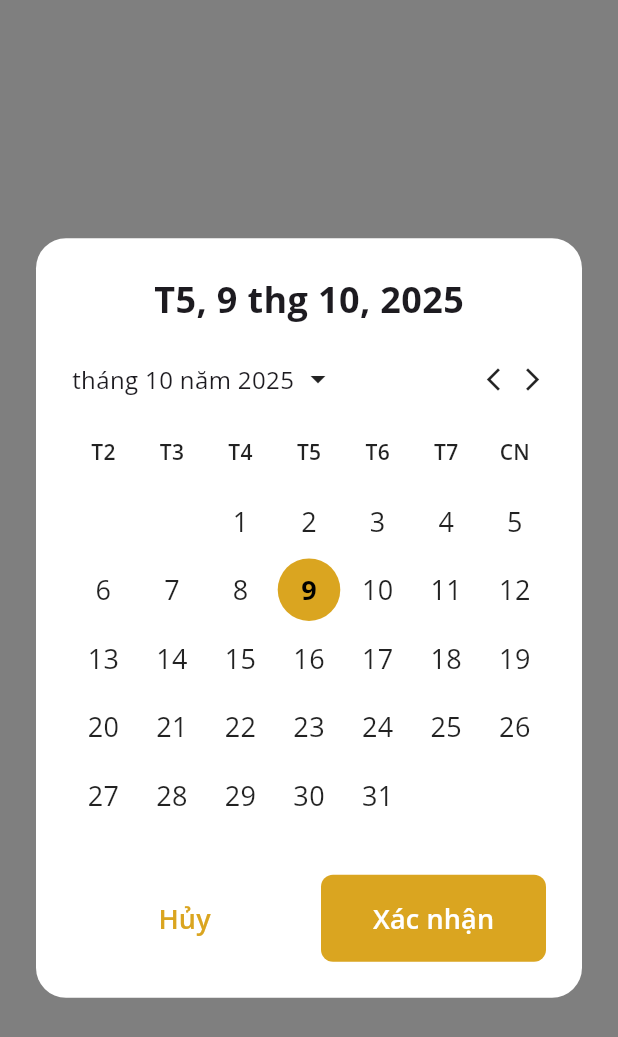
After one commit to quocdat2806/kmonie, a Flutter app: the DatePickerScreen screen opened directly, on a phone screen of 412 x 824 dp. The commit adds this screen. Shown: the top 1037 px of the screen. Run offline on Flutter 3.47's test engine with Material 3 defaults, Android fonts, the phone set to English and light mode, and no system bars; our stand-ins replace bloc, bloc_concurrency, cached_network_image, connectivity_plus, dartz, device_info_plus and 17 more; missing offline and left inert: flutter_stripe; accounts and stored records are empty; generated files the repository leaves out were written again; network calls fail.

Commit message:
refactor code

```diff
--- a/lib/core/util/date.dart
+++ b/lib/core/util/date.dart
@@ -11,6 +11,9 @@ class AppDateUtils {
 
   static String formatDate(DateTime date) {
     return DateFormat('d MMM yyyy', 'vi_VN').format(date);
+  }
+  static String formatDateMonthAndDay(DateTime date) {
+    return DateFormat('d MMM', 'vi_VN').format(date);
   }
 
   static String formatFullDate(DateTime date) {
--- a/lib/presentation/bloc/transaction_actions/transaction_actions_event.dart
+++ b/lib/presentation/bloc/transaction_actions/transaction_actions_event.dart
@@ -17,5 +17,6 @@ class TransactionActionsEvent with _$TransactionActionsEvent {
   const factory TransactionActionsEvent.noteChanged(String value) = NoteChanged;
   const factory TransactionActionsEvent.saveTransaction() = SaveTransaction;
   const factory TransactionActionsEvent.submitTransaction() = SubmitTransaction;
+  const factory TransactionActionsEvent.selectDateChange(DateTime date)= SelectDateChange;
   const factory TransactionActionsEvent.initialize() = Initialize;
 }
--- /dev/null
+++ b/lib/presentation/widgets/dialog/app_picker_dialog/app_daily_picker_dialog.dart
@@ -0,0 +1,222 @@
+import 'package:flutter/material.dart';
+import '../../../../core/constant/export.dart';
+
+class DatePickerScreen extends StatefulWidget {
+  final DateTime? initialDate;
+
+  const DatePickerScreen({Key? key,this.initialDate}) : super(key: key);
+
+  @override
+  State<DatePickerScreen> createState() => _DatePickerScreenState();
+}
+
+class _DatePickerScreenState extends State<DatePickerScreen> {
+ late DateTime _selectedDate;
+  late DateTime _displayMonth;
+
+  @override
+  void initState() {
+    super.initState();
+    _selectedDate=widget.initialDate??DateTime.now();
+    _displayMonth = DateTime(_selectedDate.year, _selectedDate.month, 1);
+  }
+
+  List<String> get _dayNames => ['T2', 'T3', 'T4', 'T5', 'T6', 'T7', 'CN'];
+
+  String _getWeekdayName(DateTime date) {
+    const weekdays = ['CN', 'T2', 'T3', 'T4', 'T5', 'T6', 'T7'];
+    return weekdays[date.weekday % 7];
+  }
+
+  String _formatHeaderDate(DateTime date) {
+    return '${_getWeekdayName(_selectedDate)}, ${date.day} thg ${date
+        .month}, ${date.year}';
+  }
+
+  void _changeMonth(int delta) {
+    setState(() {
+      _displayMonth =
+          DateTime(_displayMonth.year, _displayMonth.month + delta, 1);
+    });
+  }
+
+  @override
+  Widget build(BuildContext context) {
+    final firstDayOfMonth = DateTime(
+        _displayMonth.year, _displayMonth.month, 1);
+    final lastDayOfMonth = DateTime(
+        _displayMonth.year, _displayMonth.month + 1, 0);
+    final daysInMonth = lastDayOfMonth.day;
+    final firstWeekday = ((firstDayOfMonth.weekday - 1) % 7);
+
+    return Scaffold(
+      backgroundColor: Colors.black.withOpacity(0.5),
+      body: Center(
+        child: Container(
+          margin: const EdgeInsets.all(24),
+          decoration: BoxDecoration(
+            color: Colors.white,
+            borderRadius: BorderRadius.circular(20),
+          ),
+          child: Padding(
+            padding: const EdgeInsets.all(24),
+            child: Column(
+              mainAxisSize: MainAxisSize.min,
+              children: [
+                Text(
+                  _formatHeaderDate(_selectedDate),
+                  style: const TextStyle(
+                    fontSize: 24,
+                    fontWeight: FontWeight.bold,
+                  ),
+                ),
+                const SizedBox(height: 24),
+                Row(
+                  mainAxisAlignment: MainAxisAlignment.spaceBetween,
+                  children: [
+                    Row(
+                      children: [
+                        Text(
+                          'tháng ${_displayMonth.month} năm ${_displayMonth
+                              .year}',
+                          style: const TextStyle(fontSize: 16),
+                        ),
+                        const SizedBox(width: 4),
+                        const Icon(Icons.arrow_drop_down, size: 24),
+                      ],
+                    ),
+                    Row(
+                      spacing: UIConstants.smallSpacing,
+                      children: [
+                        InkWell(onTap:(){
+                        _changeMonth(-1);
+                        }, child: Icon(Icons.arrow_back_ios_new, size: 18,)),
+                        InkWell(onTap: (){
+                          _changeMonth(1);
+
+                        },child: Icon(Icons.arrow_forward_ios, size: 18,))
+                      ],
+                    ),
+                  ],
+                ),
+                const SizedBox(height: 16),
+                GridView.builder(
+                  shrinkWrap: true,
+                  physics: const NeverScrollableScrollPhysics(),
+                  gridDelegate: const SliverGridDelegateWithFixedCrossAxisCount(
+                    crossAxisCount: 7,
+                    mainAxisSpacing: 4,
+                    crossAxisSpacing: 4,
+                    childAspectRatio: 1,
+                  ),
+                  itemCount: 7 + firstWeekday + daysInMonth,
+                  itemBuilder: (context, index) {
+                    if (index < 7) {
+                      return Center(
+                        child: Text(
+                          _dayNames[index],
+                          style: const TextStyle(
+                            fontWeight: FontWeight.w600,
+                            fontSize: 14,
+                            color: Colors.black87,
+                          ),
+                        ),
+                      );
+                    }
+
+                    final dayIndex = index - 7 - firstWeekday;
+                    if (dayIndex < 0 || dayIndex >= daysInMonth) {
+                      return const SizedBox();
+                    }
+
+                    final day = dayIndex + 1;
+                    final date = DateTime(
+                        _displayMonth.year, _displayMonth.month, day);
+                    final isSelected = date.year == _selectedDate.year &&
+                        date.month == _selectedDate.month &&
+                        date.day == _selectedDate.day;
+
+                    return GestureDetector(
+                      onTap: () {
+                        final now = DateTime.now();
+                        final date = DateTime(_displayMonth.year, _displayMonth.month, day,
+                            now.hour, now.minute, now.second, now.millisecond, now.microsecond);
+                        setState(() {
+                          _selectedDate = date;
+                        });
+                      },
+                      child: Container(
+                        decoration: BoxDecoration(
+                          color: isSelected ? const Color(0xFFDAA520) : Colors
+                              .transparent,
+                          shape: BoxShape.circle,
+                        ),
+                        child: Center(
+                          child: Text(
+                            '$day',
+                            style: TextStyle(
+                              fontSize: 18,
+                              fontWeight: isSelected
+                                  ? FontWeight.bold
+                                  : FontWeight.normal,
+                              color: isSelected ? Colors.black : Colors.black87,
+                            ),
+                          ),
+                        ),
+                      ),
+                    );
+                  },
+                ),
+                const SizedBox(height: 32),
+                Row(
+                  children: [
+                    Expanded(
+                      child: TextButton(
+                        onPressed: () {},
+                        style: TextButton.styleFrom(
+                          padding: const EdgeInsets.symmetric(vertical: 16),
+                        ),
+                        child: const Text(
+                          'Hủy',
+                          style: TextStyle(
+                            color: Color(0xFFDAA520),
+                            fontSize: 18,
+                            fontWeight: FontWeight.w600,
+                          ),
+                        ),
+                      ),
+                    ),
+                    const SizedBox(width: 16),
+                    Expanded(
+                      child: ElevatedButton(
+                        onPressed: () {
+                          Navigator.of(context).pop(_selectedDate);
+                        },
+                        style: ElevatedButton.styleFrom(
+                          backgroundColor: const Color(0xFFDAA520),
+                          foregroundColor: Colors.white,
+                          padding: const EdgeInsets.symmetric(vertical: 16),
+                          shape: RoundedRectangleBorder(
+                            borderRadius: BorderRadius.circular(8),
+                          ),
+                          elevation: 0,
+                        ),
+                        child: const Text(
+                          'Xác nhận',
+                          style: TextStyle(
+                            fontSize: 18,
+                            fontWeight: FontWeight.w600,
+                          ),
+                        ),
+                      ),
+                    ),
+                  ],
+                ),
+              ],
+            ),
+          ),
+        ),
+      ),
+    );
+  }
+}
--- a/lib/presentation/widgets/dialog/exports.dart
+++ b/lib/presentation/widgets/dialog/exports.dart
@@ -1,3 +1,4 @@
 export 'app_delete_dialog/app_delete_dialog.dart';
 export 'app_picker_dialog/app_month_picker_dialog.dart';
 export 'app_setting_dialog/app_setting_dialog.dart';
+export 'app_picker_dialog/app_daily_picker_dialog.dart';
--- a/pubspec.yaml
+++ b/pubspec.yaml
@@ -71,6 +71,7 @@ dependencies:
   firebase_analytics: ^12.0.2
   flutter_dotenv: ^6.0.0
   flutter_slidable: ^4.0.3
+  syncfusion_flutter_datepicker: ^31.1.23
 
 dev_dependencies:
   flutter_test:
```
Also changed, not shown: lib/presentation/bloc/transaction_actions/transaction_actions_bloc.dart (+7 -3 lines), lib/presentation/pages/transaction_action/transaction_actions_page.dart (+93 -26 lines), lib/presentation/widgets/dialog/app_picker_dialog/app_month_picker_dialog.dart (+64 -23 lines), lib/presentation/widgets/keyboard/app_keyboard.dart (+15 -6 lines), pubspec.lock.
